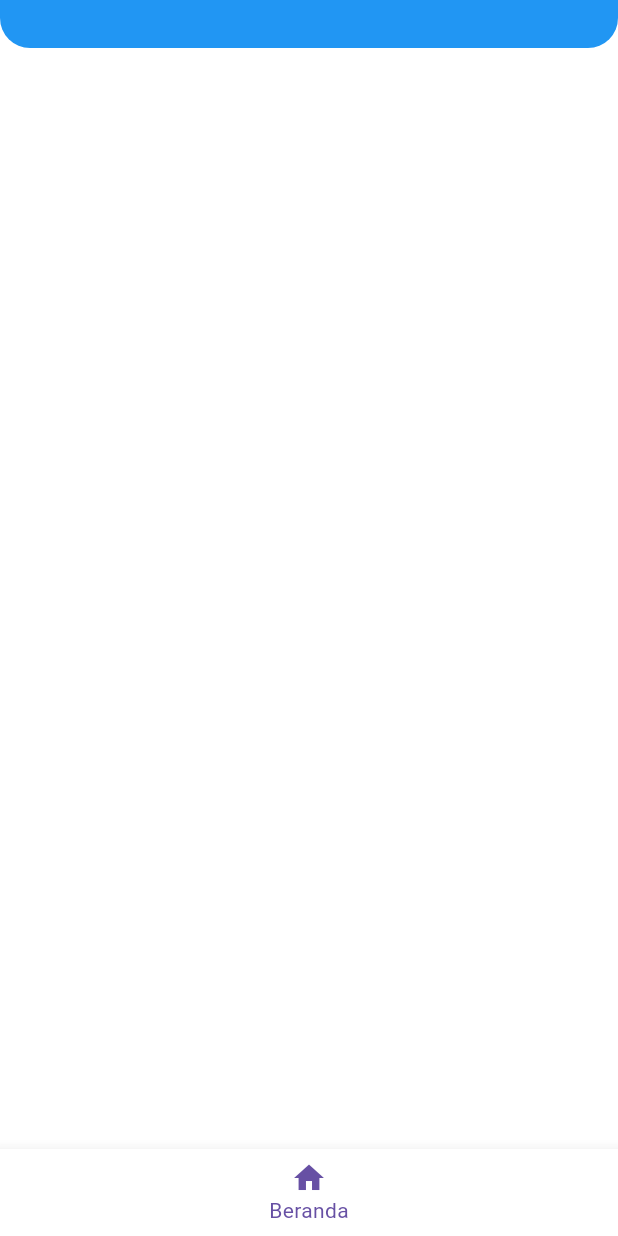
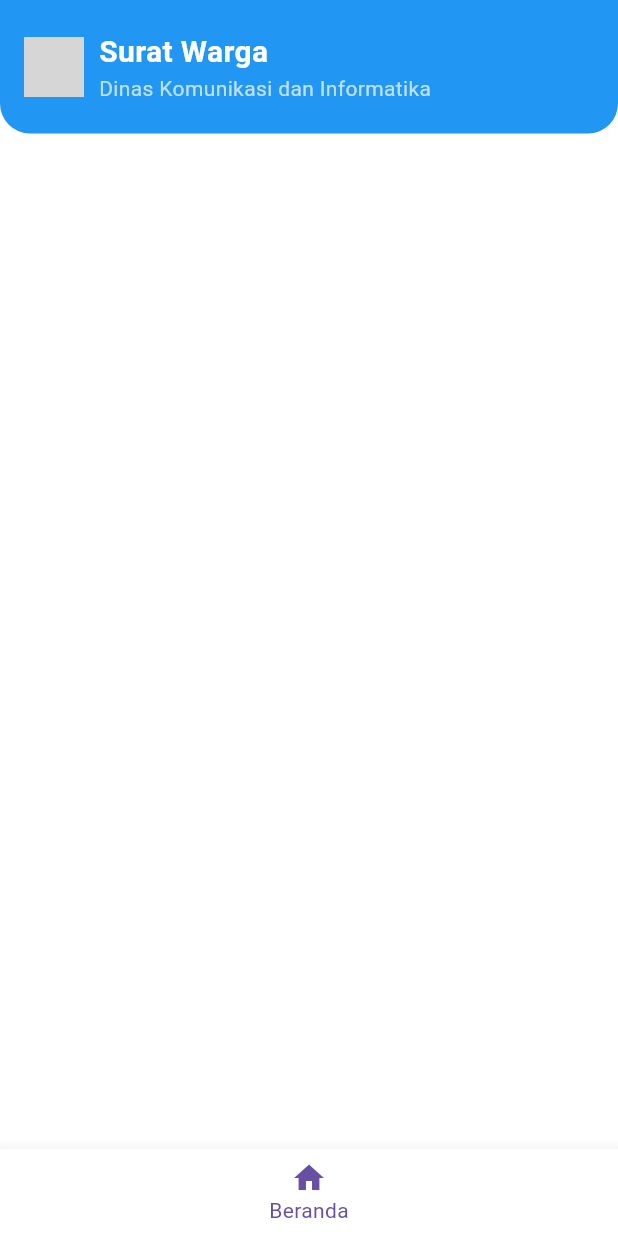
Before and after one commit to UlfiatulRosida/project_tim, a Flutter app: the screen it shows after launch, on a phone screen of 412 x 824 dp. Run offline on Flutter 3.47's test engine with Material 3 defaults, Android fonts, the phone set to English and light mode, and no system bars; grey boxes are pictures that could not be loaded.

Commit message:
Tambah header

```diff
--- a/lib/pages/home_page.dart
+++ b/lib/pages/home_page.dart
@@ -45,7 +45,38 @@ class _HomePageState extends State<HomePage> {
                   bottomRight : Radius.circular(20),
                 ),
               ),
-              padding: const EdgeInsets.all(16.0),
+              padding: const EdgeInsets.symmetric(vertical: 20, horizontal: 16),
+              child: const Row(
+                mainAxisAlignment: MainAxisAlignment.spaceBetween,
+                children: [
+                  Row(
+                    children: [
+                      Image(image:  AssetImage('assets/logo.png'), height : 40,),
+
+                      SizedBox(width : 10),
+                      Column(
+                        crossAxisAlignment: CrossAxisAlignment.start,
+                        children: [
+                          Text(
+                            'Surat Warga',
+                            style: TextStyle(
+                              color: Colors.white,
+                              fontSize: 20,
+                              fontWeight: FontWeight.bold,
+                            ),
+                          ),
+                          Text(
+                            'Dinas Komunikasi dan Informatika',
+                            style: TextStyle(
+                              color: Colors.white70,
+                              fontSize: 14,
+                            ),
+                          ),
+                        ],
+                      )],
+                  )
+                ],
+              ),
             )
           ],
         )
```
